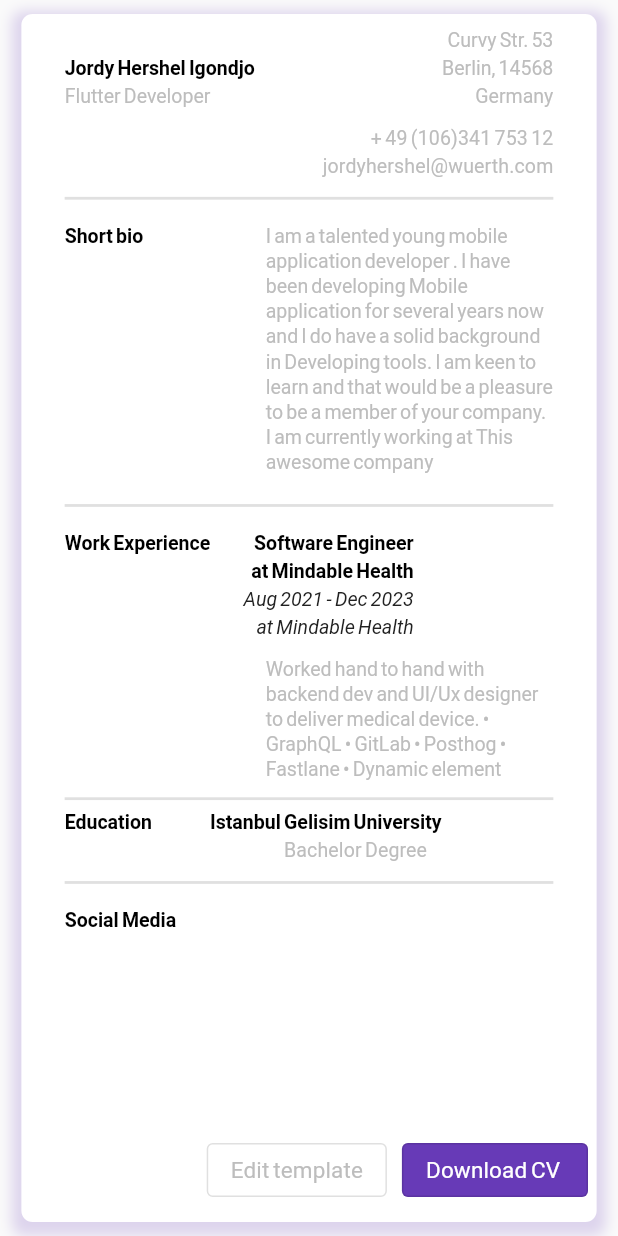
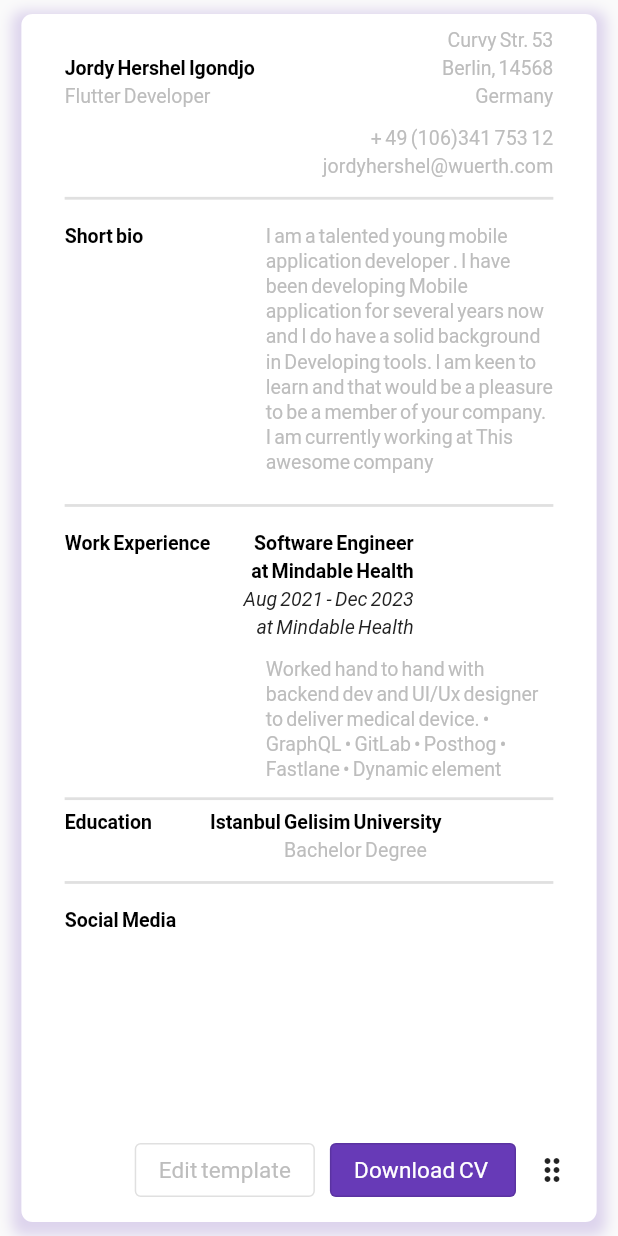
Before and after one commit to JordyHers-org/flutter_resume_template, a Flutter app: the screen it shows after launch, on a phone screen of 412 x 824 dp. Run offline on Flutter 3.47's test engine with Material 2 defaults, Android fonts, the phone set to English and light mode, and no system bars; drawn by our look-alikes of auto_size_text; our stand-ins replace google_fonts; missing offline and left inert: flutter_shake_animated; Roboto replaces fonts that are missing (Tinos).

Commit message:
updated layout_business.dart

```diff
--- a/lib/src/layout/layout_business.dart
+++ b/lib/src/layout/layout_business.dart
@@ -50,7 +50,7 @@ class _LayoutBusinessState extends State<LayoutBusiness> {
     return Stack(
       children: [
         AbsorbPointer(
-          absorbing: enableEditingMode,
+          absorbing: enableEditingMode && !isDragged,
           child: InteractiveViewer(
             transformationController: _controller,
             panEnabled: false,
@@ -364,7 +364,6 @@ class _LayoutBusinessState extends State<LayoutBusiness> {
                 children: [
                   OutlinedButton(
                     onPressed: () => setState(() {
-                      isDragged = !isDragged;
                       enableEditingMode = !enableEditingMode;
                       if (enableEditingMode) {
                         _controller.value = Matrix4.identity();
@@ -410,6 +409,16 @@ class _LayoutBusinessState extends State<LayoutBusiness> {
                           ),
                         )
                       : const SizedBox.shrink(),
+                  enableEditingMode
+                      ? IconButton(
+                          onPressed: () async {
+                            setState(() {
+                              isDragged = !isDragged;
+                            });
+                          },
+                          icon: const Icon(Icons.drag_indicator),
+                        )
+                      : const SizedBox.shrink(),
                 ],
               ),
             ),
```
